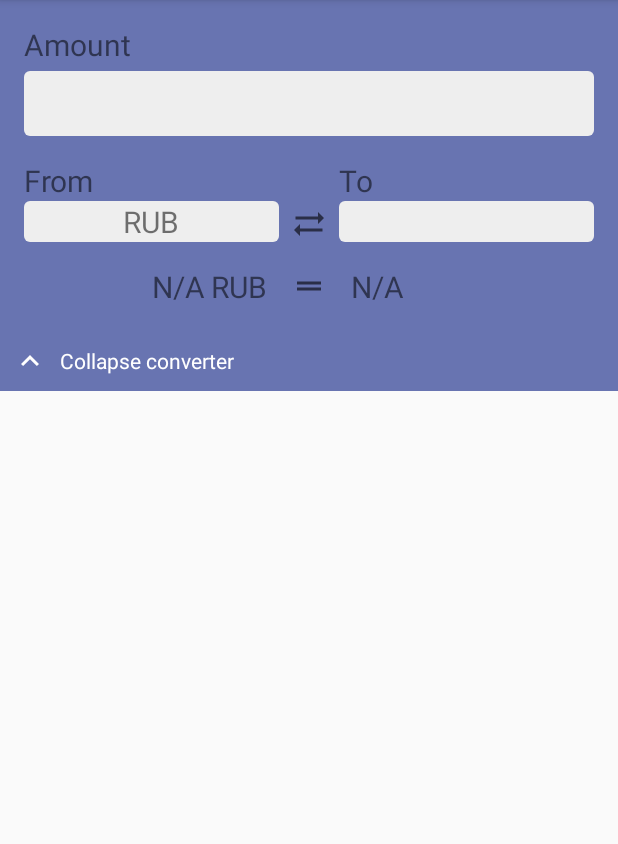
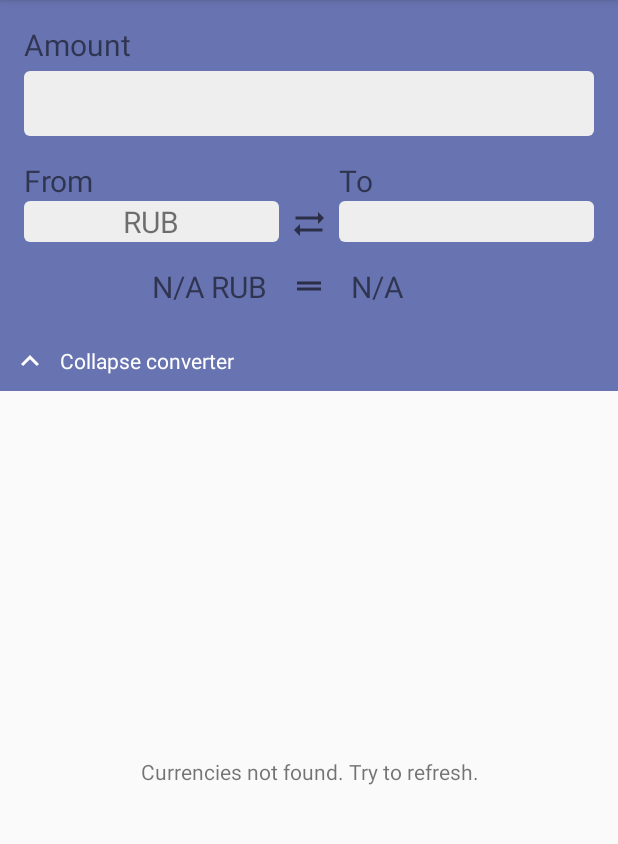
Before and after one commit to Bimlibik/CurrencyConverter, an Android app: the screen it shows after launch (CurrencyListActivity), on a phone screen of 412 x 824 dp, the part 84-928 px from its top. Run offline under Robolectric (Android 15) with nearby library versions, the light colour scheme and no system bars; our stand-ins replace Room's generated code, data binding; libraries missing offline, so code that uses them is left out: androidx.core.content; 2 statements that could not run were skipped.

Commit message:
Checks if local data source is empty: if isEmpty - update from network. Update from the network only when click on the refresh button.

```diff
--- a/app/src/main/java/com/foxy/currencyconverter/data/repository/CurrenciesDataSource.kt
+++ b/app/src/main/java/com/foxy/currencyconverter/data/repository/CurrenciesDataSource.kt
@@ -20,4 +20,6 @@ interface CurrenciesDataSource {
 
     suspend fun deleteCurrencies()
 
+    suspend fun isEmpty(): Boolean
+
 }
--- a/app/src/main/java/com/foxy/currencyconverter/data/repository/CurrenciesRepository.kt
+++ b/app/src/main/java/com/foxy/currencyconverter/data/repository/CurrenciesRepository.kt
@@ -3,10 +3,13 @@ package com.foxy.currencyconverter.data.repository
 
 import androidx.lifecycle.LiveData
 import com.foxy.currencyconverter.data.Result
-import com.foxy.currencyconverter.data.Result.*
+import com.foxy.currencyconverter.data.Result.Error
+import com.foxy.currencyconverter.data.Result.Success
 import com.foxy.currencyconverter.data.model.Currency
-import kotlinx.coroutines.*
-import java.lang.Exception
+import kotlinx.coroutines.CoroutineDispatcher
+import kotlinx.coroutines.Dispatchers
+import kotlinx.coroutines.coroutineScope
+import kotlinx.coroutines.launch
 
 class CurrenciesRepository(
     private val currenciesLocalDataSource: CurrenciesDataSource,
@@ -29,8 +32,14 @@ class CurrenciesRepository(
         return currenciesLocalDataSource.getCurrencies()
     }
 
-    override suspend fun refreshCurrencies() {
-        updateCurrenciesFromNetwork()
+    override suspend fun refreshCurrencies(forceUpdate: Boolean) {
+        if (forceUpdate) {
+            updateCurrenciesFromNetwork()
+        } else {
+            if (currenciesLocalDataSource.isEmpty()) {
+                updateCurrenciesFromNetwork()
+            }
+        }
     }
 
     override suspend fun saveCurrencies(currencies: List<Currency>) {
@@ -51,8 +60,6 @@ class CurrenciesRepository(
         if (remoteCurrencies is Success) {
             currenciesLocalDataSource.deleteCurrencies()
             currenciesLocalDataSource.saveCurrencies(remoteCurrencies.data)
-        } else if (remoteCurrencies is Error) {
-            throw remoteCurrencies.exception
         }
     }
 }
--- a/app/src/main/java/com/foxy/currencyconverter/data/repository/ICurrenciesRepository.kt
+++ b/app/src/main/java/com/foxy/currencyconverter/data/repository/ICurrenciesRepository.kt
@@ -10,7 +10,7 @@ interface ICurrenciesRepository {
 
     suspend fun getCurrencies(forceUpdate: Boolean = false): Result<List<Currency>>
 
-    suspend fun refreshCurrencies()
+    suspend fun refreshCurrencies(forceUpdate: Boolean)
 
     suspend fun saveCurrencies(currencies: List<Currency>)
 
--- a/app/src/main/java/com/foxy/currencyconverter/data/repository/local/CurrenciesLocalDataSource.kt
+++ b/app/src/main/java/com/foxy/currencyconverter/data/repository/local/CurrenciesLocalDataSource.kt
@@ -49,4 +49,8 @@ class CurrenciesLocalDataSource(
     override suspend fun deleteCurrencies() = withContext(ioDispatcher) {
         currenciesDao.deleteCurrencies()
     }
+
+    override suspend fun isEmpty(): Boolean = withContext(ioDispatcher) {
+        return@withContext currenciesDao.getAnyCurrency() == null
+    }
 }
--- a/app/src/main/java/com/foxy/currencyconverter/data/repository/local/CurrencyDao.kt
+++ b/app/src/main/java/com/foxy/currencyconverter/data/repository/local/CurrencyDao.kt
@@ -24,4 +24,7 @@ interface CurrencyDao {
 
     @Query("SELECT * FROM currencies")
     fun getCurrencies(): List<Currency>
+
+    @Query("SELECT * FROM currencies LIMIT 1")
+    fun getAnyCurrency(): Currency?
 }
--- a/app/src/main/java/com/foxy/currencyconverter/data/repository/remote/CurrenciesRemoteDataSource.kt
+++ b/app/src/main/java/com/foxy/currencyconverter/data/repository/remote/CurrenciesRemoteDataSource.kt
@@ -15,7 +15,7 @@ class CurrenciesRemoteDataSource(
 ) : CurrenciesDataSource {
 
     override fun observeCurrencies(): LiveData<Result<List<Currency>>> {
-        TODO("TODO")
+        TODO("Observe to remote data source")
     }
 
     override suspend fun getCurrencies(): Result<List<Currency>> = withContext(ioDispatcher) {
@@ -31,7 +31,7 @@ class CurrenciesRemoteDataSource(
     }
 
     override suspend fun saveCurrency(currency: Currency) {
-        TODO("TODO")
+        TODO("Save currency to remote data source")
     }
 
     override suspend fun saveCurrencies(currencies: List<Currency>) {
@@ -46,6 +46,10 @@ class CurrenciesRemoteDataSource(
 
     }
 
+    override suspend fun isEmpty(): Boolean {
+        TODO("Check if remote data source is empty")
+    }
+
     private suspend fun loadCurrenciesFromNetwork(): List<Currency> {
         val apiClient = ApiClient.client.create(CurrencyApiInterface::class.java)
         return apiClient.getCurrencies().currencies.values.toList()
--- a/app/src/main/java/com/foxy/currencyconverter/view_models/CurrenciesViewModel.kt
+++ b/app/src/main/java/com/foxy/currencyconverter/view_models/CurrenciesViewModel.kt
@@ -32,10 +32,8 @@ class CurrenciesViewModel(private val repository: ICurrenciesRepository) : ViewM
     private val _forceUpdate = MutableLiveData(false)
 
     private val _currencies: LiveData<List<Currency>> = _forceUpdate.switchMap { forceUpdate ->
-        if (forceUpdate) {
-            viewModelScope.launch {
-                repository.refreshCurrencies()
-            }
+        viewModelScope.launch {
+            repository.refreshCurrencies(forceUpdate)
         }
         repository.observeCurrencies().distinctUntilChanged().switchMap { computeResult(it) }
     }
@@ -60,7 +58,7 @@ class CurrenciesViewModel(private val repository: ICurrenciesRepository) : ViewM
 
 
     init {
-        loadCurrencies(true)
+        loadCurrencies(false)
         amount.observeForever(amountObserver)
     }
 
@@ -115,12 +113,14 @@ class CurrenciesViewModel(private val repository: ICurrenciesRepository) : ViewM
     }
 
     private fun computeResult(currenciesResult: Result<List<Currency>>): LiveData<List<Currency>> {
+
         val result = MutableLiveData<List<Currency>>()
 
         if (currenciesResult is Success) {
             result.value = currenciesResult.data
         } else {
             result.value = emptyList()
+            _snackbarText.value = Event(R.string.snackbar_msg_loading_error)
         }
         return result
     }
--- a/app/src/main/res/layout/fragment_currency_list.xml
+++ b/app/src/main/res/layout/fragment_currency_list.xml
@@ -5,6 +5,8 @@
     xmlns:bind="http://schemas.android.com/apk/res-auto">
 
     <data>
+
+        <import type="android.view.View" />
         <import type="androidx.core.content.ContextCompat" />
 
         <variable
@@ -46,6 +48,20 @@
                 android:textColor="@color/colorWhite" />
         </LinearLayout>
 
+        <FrameLayout
+            android:layout_width="match_parent"
+            android:layout_height="match_parent"
+            android:orientation="vertical">
+
+            <TextView
+                android:layout_width="wrap_content"
+                android:layout_height="wrap_content"
+                android:text="@string/tv_empty_info"
+                android:layout_gravity="center"
+                android:gravity="center"
+                android:padding="8dp"
+                android:visibility="@{viewModel.empty ? View.VISIBLE : View.GONE}"/>
+
             <androidx.recyclerview.widget.RecyclerView
                 android:id="@+id/recycler"
                 android:layout_width="match_parent"
@@ -54,6 +70,8 @@
                 tools:listitem="@layout/item_currency"
                 app:items="@{viewModel.currencies}" />
 
+        </FrameLayout>
+
     </LinearLayout>
 
 </layout>
--- a/app/src/main/res/values/strings.xml
+++ b/app/src/main/res/values/strings.xml
@@ -3,8 +3,10 @@
 
     <string name="collapse">Collapse converter</string>
     <string name="expand">Expand converter</string>
+    <string name="tv_empty_info">Currencies not found. Try to refresh.</string>
 
     <string name="snackbar_action_ok">OK</string>
     <string name="snackbar_msg_currency_is_empty">The selected currency has no rate information.
         Try updating the list of currencies.</string>
+    <string name="snackbar_msg_loading_error">Error while loading currencies</string>
 </resources>
```
Lines whose indentation alone changed are shown as unchanged.
